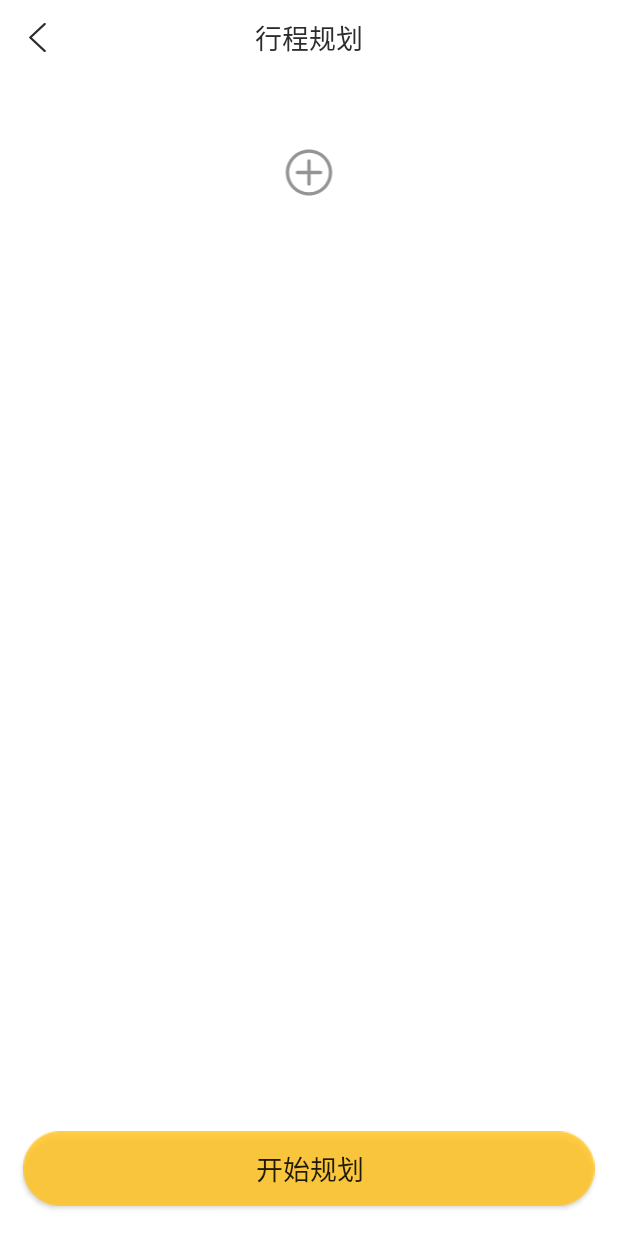
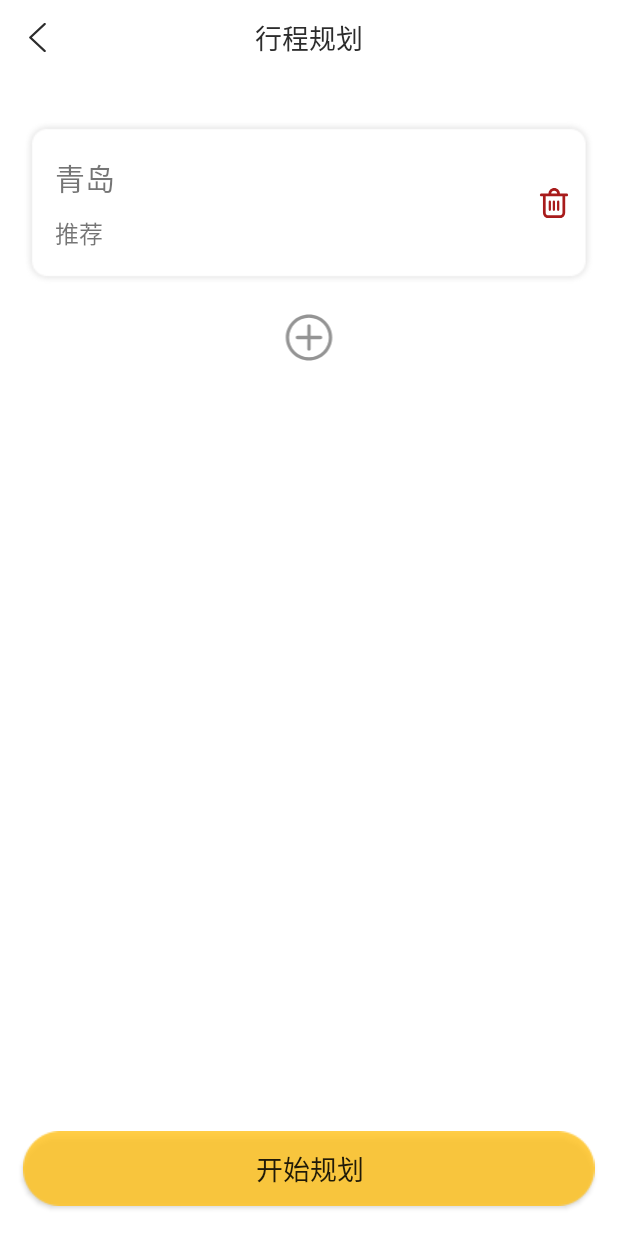
Before and after one commit to GolThr/TravelGuide, an Android app: the AddRouteActivity screen opened directly, with no data from a screen before it, on a phone screen of 412 x 824 dp. Run offline under Robolectric (Android 15) with nearby library versions, the phone set to English and light mode, and no system bars; our stand-ins replace CircleImageView.

Commit message:
GolThr(1507)

```diff
--- /dev/null
+++ b/app/src/main/res/drawable/ic_delete.xml
@@ -0,0 +1,5 @@
+<vector android:height="24dp" android:viewportHeight="1024"
+    android:viewportWidth="1024" android:width="24dp" xmlns:android="http://schemas.android.com/apk/res/android">
+    <path android:fillColor="#A81B1B" android:pathData="M519.73,0C414.61,0 329.07,82.94 325.47,186.88L80.19,186.88c-27.31,0 -49.47,22.02 -49.47,49.15s22.16,49.15 49.47,49.15h54.62v550.91c0,103.42 70.59,187.9 157.68,187.9h444.18c87.08,0 157.68,-83.97 157.68,-187.9L894.34,285.7h49.47c27.31,0 49.47,-22.02 49.47,-49.15s-22.16,-49.15 -49.47,-49.15h-230.33C710.38,82.94 624.84,0 519.72,0zM418.22,186.88A101.32,101.32 0,0 1,519.73 92.16c54.11,0 97.91,41.47 101,94.72L418.22,186.88zM292.49,931.84c-30.92,0 -64.93,-39.42 -64.93,-95.74L227.56,285.7h574.03v550.91c0,56.32 -34.01,95.74 -64.92,95.74L292.48,932.35v-0.51z"/>
+    <path android:fillColor="#A81B1B" android:pathData="M369.43,785.07c21.09,0 38.34,-20.86 38.34,-46.95L407.77,470.2c0,-26.08 -17.25,-46.95 -38.34,-46.95C348.34,423.25 331.09,444.12 331.09,470.2v267.92c0,26.08 16.77,46.95 38.34,46.95zM508.41,785.07c21.08,0 38.33,-20.86 38.33,-46.95L546.74,470.2c0,-26.08 -17.25,-46.95 -38.33,-46.95 -21.09,0 -38.34,20.86 -38.34,46.95v267.92c0,26.08 17.25,46.95 38.34,46.95zM654.57,785.07c21.09,0 38.34,-20.86 38.34,-46.95L692.91,470.2C692.91,444.12 675.66,423.25 654.57,423.25c-21.09,0 -38.34,20.86 -38.34,46.95v267.92c0,26.08 16.77,46.95 38.34,46.95z"/>
+</vector>
--- a/app/src/main/res/layout/activity_add_route.xml
+++ b/app/src/main/res/layout/activity_add_route.xml
@@ -48,28 +48,40 @@
                         android:layout_height="wrap_content"
                         android:layout_marginTop="10dp">
 
-                        <!--<LinearLayout-->
-                            <!--android:layout_width="match_parent"-->
-                            <!--android:layout_height="wrap_content"-->
-                            <!--android:orientation="vertical"-->
-                            <!--android:gravity="center"-->
-                            <!--android:background="@drawable/back_card">-->
-                            <!--<TextView-->
-                                <!--android:layout_width="match_parent"-->
-                                <!--android:layout_height="wrap_content"-->
-                                <!--android:text="青岛"-->
-                                <!--android:layout_marginLeft="5dp"-->
-                                <!--android:layout_marginRight="5dp"-->
-                                <!--android:textSize="20sp" />-->
-                            <!--<TextView-->
-                                <!--android:layout_width="match_parent"-->
-                                <!--android:layout_height="wrap_content"-->
-                                <!--android:layout_marginTop="10dp"-->
-                                <!--android:text="推荐"-->
-                                <!--android:layout_marginLeft="5dp"-->
-                                <!--android:layout_marginRight="5dp"-->
-                                <!--android:textSize="16sp" />-->
-                        <!--</LinearLayout>-->
+
+                        <RelativeLayout
+                            android:layout_width="match_parent"
+                            android:layout_height="110dp"
+                            android:gravity="center"
+                            android:background="@drawable/back_card">
+                            <LinearLayout
+                                android:layout_width="match_parent"
+                                android:layout_height="match_parent"
+                                android:gravity="center"
+                                android:orientation="vertical">
+                                <TextView
+                                    android:layout_width="match_parent"
+                                    android:layout_height="wrap_content"
+                                    android:text="青岛"
+                                    android:layout_marginLeft="5dp"
+                                    android:layout_marginRight="5dp"
+                                    android:textSize="20sp" />
+                                <TextView
+                                    android:layout_width="match_parent"
+                                    android:layout_height="wrap_content"
+                                    android:layout_marginTop="10dp"
+                                    android:text="推荐"
+                                    android:layout_marginLeft="5dp"
+                                    android:layout_marginRight="5dp"
+                                    android:textSize="16sp" />
+                            </LinearLayout>
+                            <ImageView
+                                android:layout_width="20dp"
+                                android:layout_height="match_parent"
+                                android:layout_alignParentRight="true"
+                                android:src="@drawable/ic_delete"/>
+                        </RelativeLayout>
+
 
                     </LinearLayout>
                     <LinearLayout
```
Also changed, not shown: app/src/main/java/com/golthr/travelguide/AddRouteActivity.java (+62 -11 lines).
